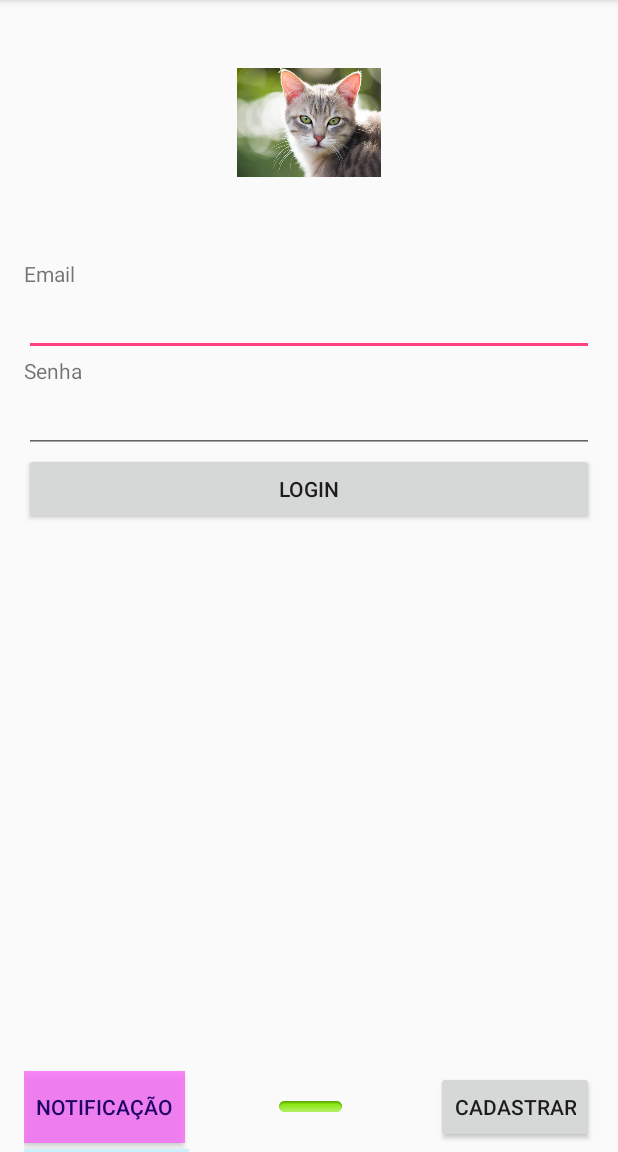
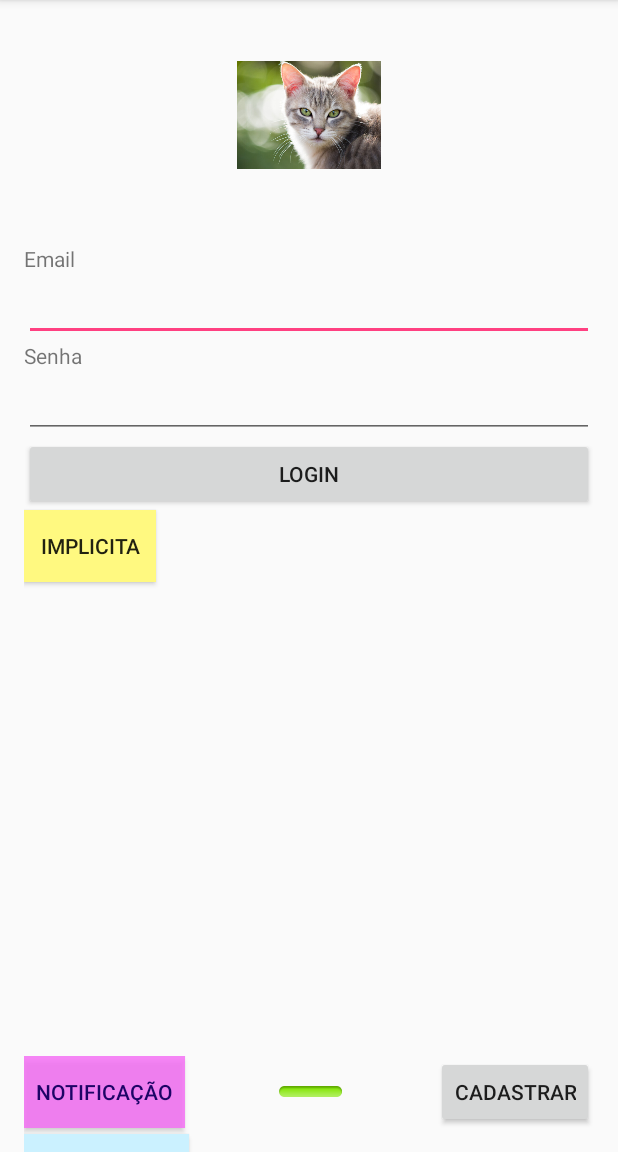
Before and after one commit to RaquelFernandes/contatosAndroidKenniston, an Android app: the screen it shows after launch (LoginActivity), after a tap on "NOTIFICAÇÃO", on a phone screen of 412 x 824 dp, the part 84-1236 px from its top. Run offline under Robolectric (Android 15) with nearby library versions, the phone set to English and light mode, and no system bars.

Commit message:
Intente Implicita

```diff
--- a/app/src/main/java/br/iesb/contatos/Activities/LoginActivity.java
+++ b/app/src/main/java/br/iesb/contatos/Activities/LoginActivity.java
@@ -30,6 +30,15 @@ public class LoginActivity extends AppCompatActivity {
         super.onCreate(savedInstanceState);
         setContentView(R.layout.activity_login);
 
+        findViewById(R.id.btnImp).setOnClickListener(new View.OnClickListener() {
+            @Override
+            public void onClick(View v) {
+                Intent it = new Intent("CHAMAR_DETALHE");
+                it.addCategory("CONTATO_CATEGORIA");
+                it.putExtra("testa", "testando");
+                startActivity(it);
+            }
+        });
         findViewById(R.id.btn_cadastrar).setOnClickListener(new View.OnClickListener() {
             @Override
             public void onClick(View v) {
@@ -82,7 +91,7 @@ public class LoginActivity extends AppCompatActivity {
                         .setSmallIcon(R.mipmap.ic_launcher);
 
                 Intent intentResultado = new Intent(LoginActivity.this, NotificacaoActivity.class);
-                intentResultado.putExtra("url", "www.google.com");
+                intentResultado.putExtra("url", "http://www.alura.com.br");
 
                 TaskStackBuilder taskStackBuilder = TaskStackBuilder.create(LoginActivity.this);
                 //taskStackBuilder.addParentStack(LoginActivity.class);
--- a/app/src/main/res/layout/activity_login.xml
+++ b/app/src/main/res/layout/activity_login.xml
@@ -48,6 +48,13 @@
         android:layout_height="wrap_content"
         android:text="@string/btn_login"
         android:id="@+id/btn_login"/>
+
+    <Button
+        android:layout_width="wrap_content"
+        android:layout_height="wrap_content"
+        android:text="Implicita"
+        android:id="@+id/btnImp"
+        android:background="#fff980"/>
 
     <LinearLayout
         android:layout_width="match_parent"
```
Also changed, not shown: app/src/main/AndroidManifest.xml (+9 -2 lines), app/src/main/java/br/iesb/contatos/Activities/NotificacaoActivity.java (+17 -5 lines), app/src/main/res/layout/activity_notificacao.xml (+11 -1 lines).
